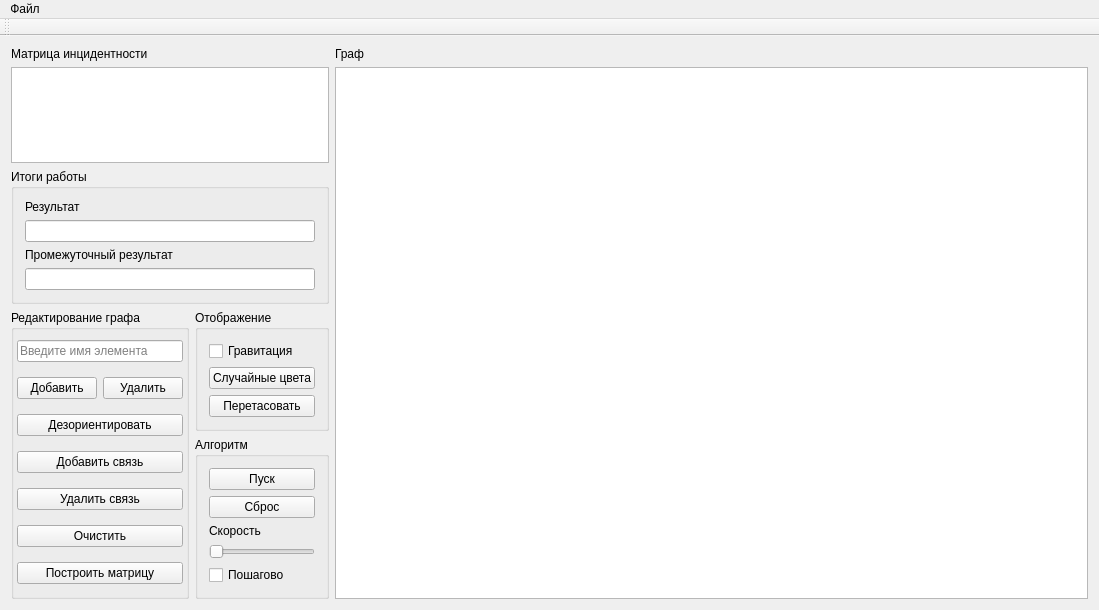
SqrtMinusOne/SEM3_LABS, file Algorithms/L3/mainwindow.ui: the form before one commit.
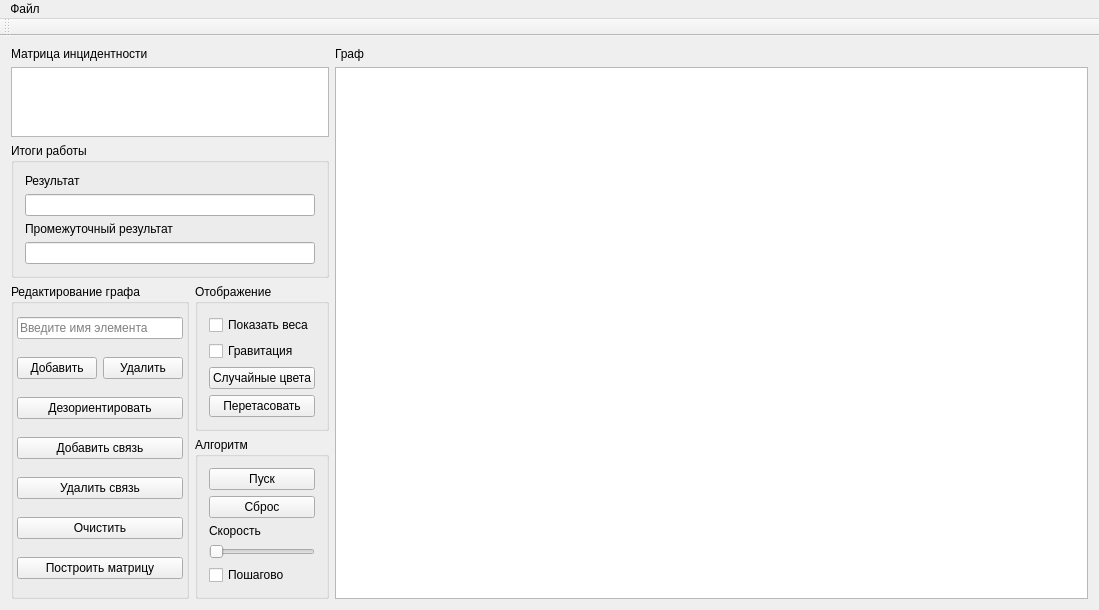
The form after the commit.

```diff
--- a/Algorithms/L3/mainwindow.ui
+++ b/Algorithms/L3/mainwindow.ui
@@ -182,6 +182,13 @@
              <string>Отображение</string>
             </property>
             <layout class="QVBoxLayout" name="verticalLayout_2">
+             <item>
+              <widget class="QCheckBox" name="checkBox">
+               <property name="text">
+                <string>Показать веса</string>
+               </property>
+              </widget>
+             </item>
              <item>
               <widget class="QCheckBox" name="gravityBox">
                <property name="text">
```
